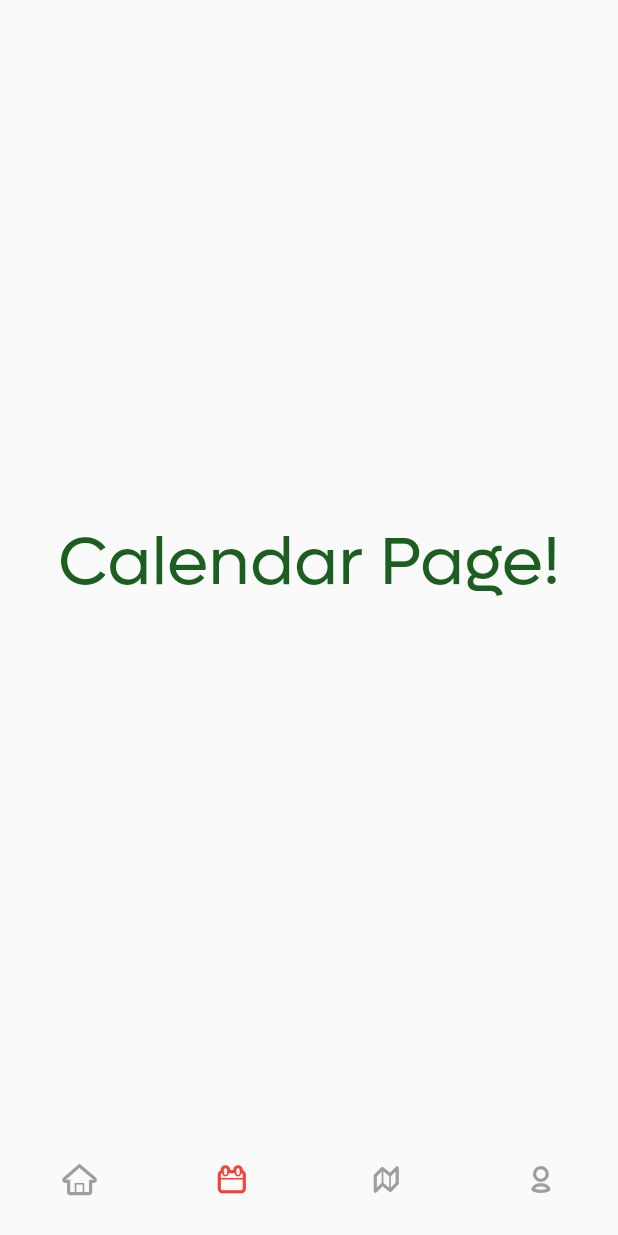
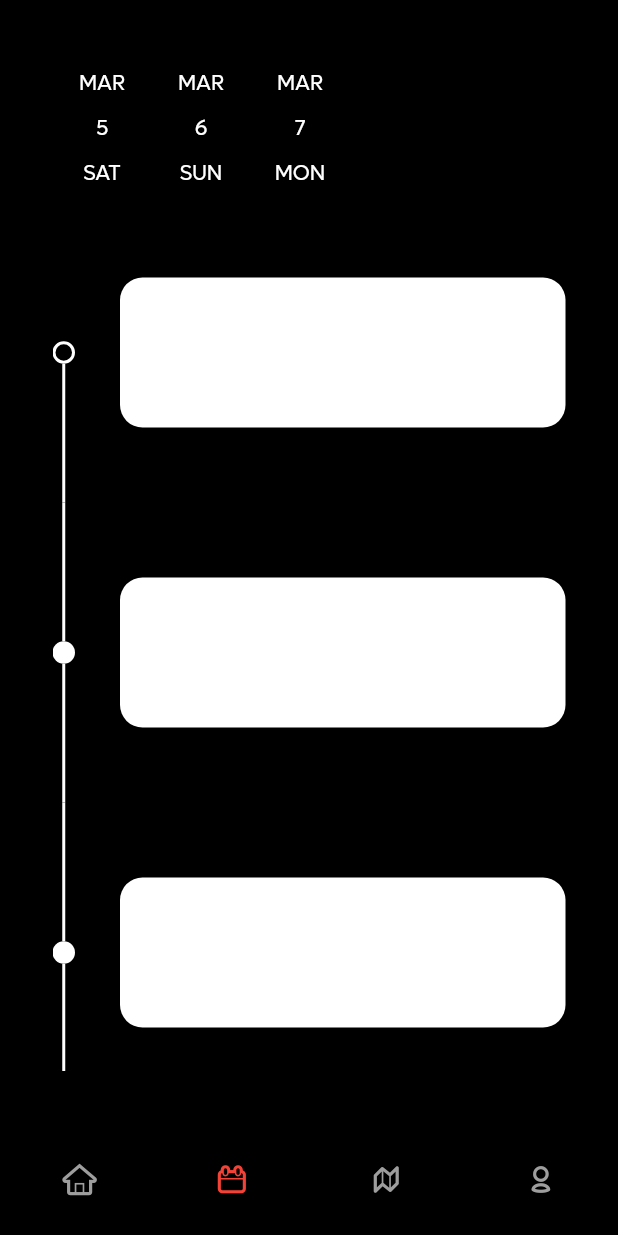
Before and after one commit to owieth/jt2022_app, a Flutter app: the ContainerWidget screen opened by its route, item 2 of the bottom bar chosen, on a phone screen of 412 x 824 dp. Run offline on Flutter 3.47's test engine with Material 2 defaults, Android fonts, the phone set to English and light mode, and no system bars; drawn by our look-alikes of date_picker_timeline, timelines; our stand-ins replace firebase_auth, firebase_core, google_maps_flutter; accounts and stored records are empty.

Commit message:
feat(calendar): Add calendar view & basic google maps #5 #10 (#44)

```diff
--- a/lib/screens/calendar/calendar.dart
+++ b/lib/screens/calendar/calendar.dart
@@ -1,19 +1,47 @@
+import 'package:date_picker_timeline/date_picker_timeline.dart';
 import 'package:flutter/material.dart';
+import 'package:jt2022_app/widgets/calendar_timeline_widget.dart';
 
 class Calendar extends StatelessWidget {
   const Calendar({Key? key}) : super(key: key);
 
   @override
   Widget build(BuildContext context) {
-    return Center(
-      child: Text(
-        "Calendar Page!",
-        style: TextStyle(
-          color: Colors.green[900],
-          fontSize: 45,
-          fontWeight: FontWeight.w500,
-        ),
+    return Padding(
+      padding: const EdgeInsets.all(35.0),
+      child: Column(
+        crossAxisAlignment: CrossAxisAlignment.end,
+        children: <Widget>[
+          SizedBox(
+            height: 100,
+            child: DatePicker(
+              DateTime.now(),
+              initialSelectedDate: DateTime.now(),
+              selectionColor: Colors.black,
+              dayTextStyle: TextStyle(color: Colors.white),
+              monthTextStyle: TextStyle(color: Colors.white),
+              dateTextStyle: TextStyle(color: Colors.white),
+              daysCount: 3,
+              onDateChange: (date) {},
+            ),
+          ),
+          const CalendarTimeLine(),
+        ],
       ),
     );
+
+    // CalendarTimeline(
+    //   initialDate: DateTime.now(),
+    //   firstDate: DateTime.now(),
+    //   lastDate: DateTime.now().add(const Duration(days: 3)),
+    //   monthColor: Colors.white,
+    //   dayColor: Colors.teal[200],
+    //   activeDayColor: Colors.white,
+    //   activeBackgroundDayColor: Colors.redAccent[100],
+    //   dotsColor: const Color(0xFF333A47),
+    //   locale: 'de',
+    //   onDateSelected: (DateTime? _) => {},
+    // ),
+    //
   }
 }
--- /dev/null
+++ b/lib/widgets/calendar_timeline_widget.dart
@@ -0,0 +1,55 @@
+import 'package:flutter/material.dart';
+import 'package:timelines/timelines.dart';
+
+const kTileHeight = 50.0;
+const activeTile = 0;
+
+class CalendarTimeLine extends StatelessWidget {
+  const CalendarTimeLine({Key? key}) : super(key: key);
+
+  @override
+  Widget build(BuildContext context) {
+    return Flexible(
+      child: Timeline.tileBuilder(
+        theme: TimelineThemeData(
+          nodePosition: 0,
+          connectorTheme: const ConnectorThemeData(
+            color: Colors.white,
+          ),
+          indicatorTheme: const IndicatorThemeData(
+            size: 15.0,
+          ),
+        ),
+        builder: TimelineTileBuilder.connected(
+          contentsBuilder: (_, __) => _EmptyContents(),
+          connectorBuilder: (_, index, __) {
+            return const SolidLineConnector();
+          },
+          indicatorBuilder: (_, index) {
+            if (index == activeTile) {
+              return const OutlinedDotIndicator(
+                color: Colors.white,
+              );
+            }
+
+            return const DotIndicator(color: Colors.white);
+          },
+          itemExtent: 200,
+          itemCount: 4,
+        ),
+      ),
+    );
+  }
+}
+
+class _EmptyContents extends StatelessWidget {
+  @override
+  Widget build(BuildContext context) {
+    return Container(
+      margin: const EdgeInsets.only(left: 30.0),
+      height: 100.0,
+      decoration: BoxDecoration(
+          borderRadius: BorderRadius.circular(15.0), color: Colors.white),
+    );
+  }
+}
--- a/pubspec.yaml
+++ b/pubspec.yaml
@@ -14,6 +14,10 @@ dependencies:
 
   cupertino_icons: ^1.0.2
   provider: ^6.0.2
+  timelines: ^0.1.0
+  calendar_timeline: ^1.0.4
+  date_picker_timeline: ^1.2.3
+  google_maps_flutter: ^2.1.2
 
   # Firebase Stuff
   firebase_core: ^1.12.0
```
Also changed, not shown: lib/main.dart (+26 -19 lines), lib/screens/map/location.dart (+22 -10 lines), pubspec.lock, 5 other files.
